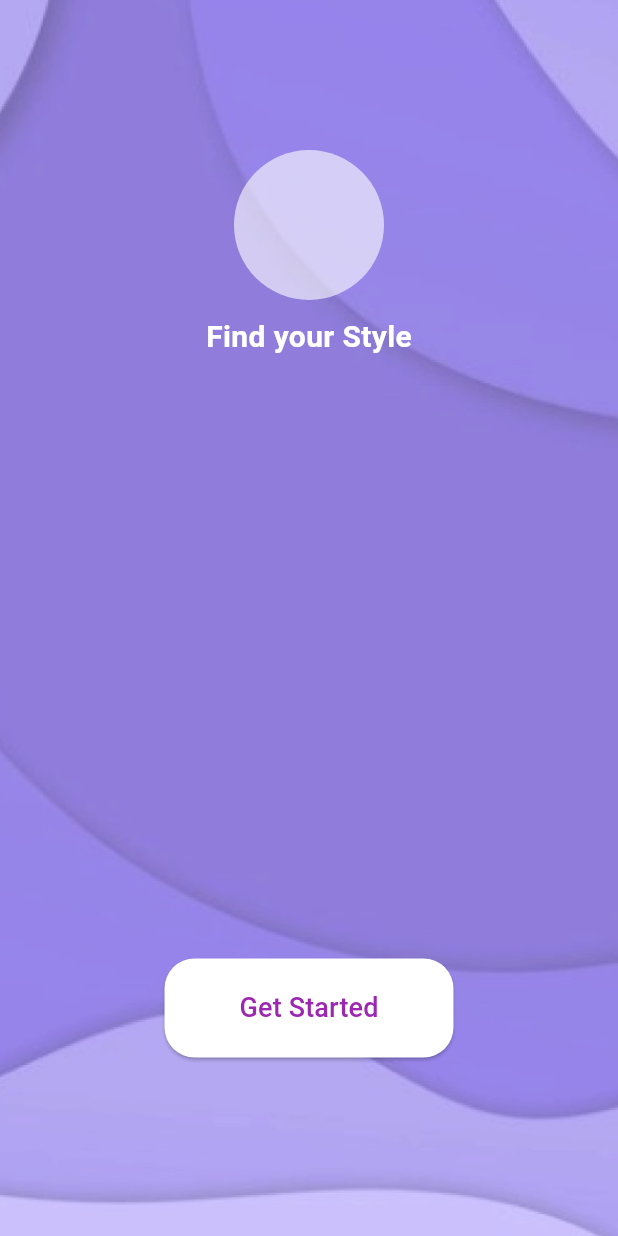
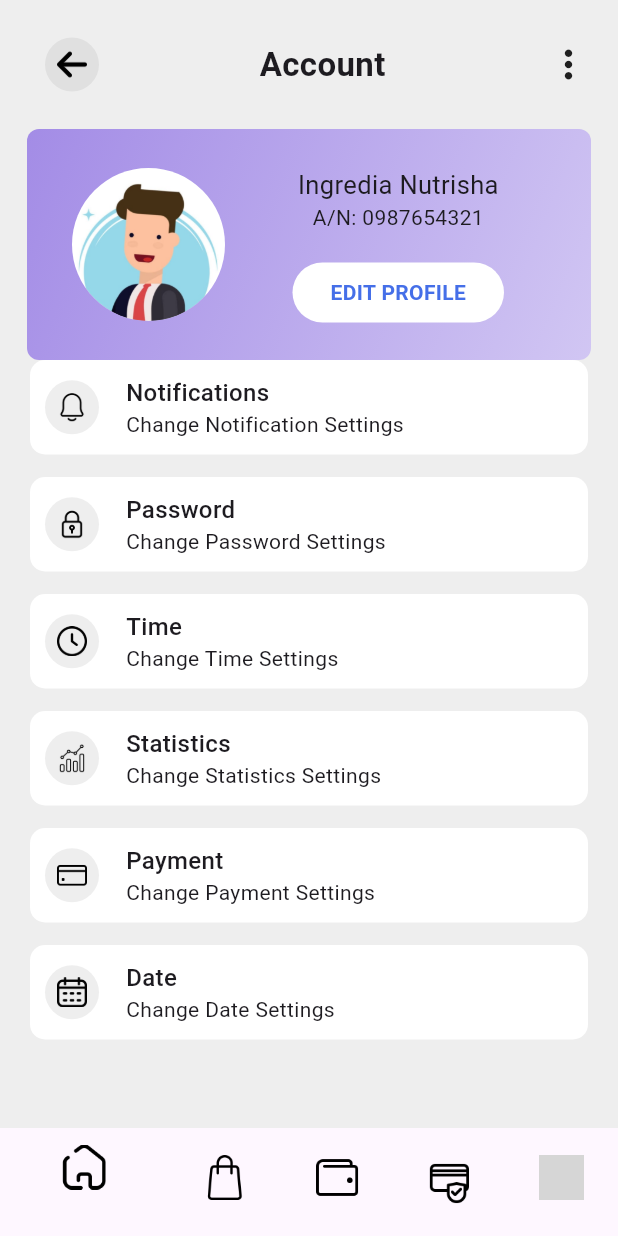
Before and after one commit to LasenSanvidu/bizmart, a Flutter app: the screen it shows after launch, on a phone screen of 412 x 824 dp. Run offline on Flutter 3.47's test engine with Material 3 defaults, Android fonts, the phone set to English and light mode, and no system bars; our stand-ins replace google_fonts; Roboto replaces fonts that are missing (Abel); grey boxes are pictures that could not be loaded.

Commit message:
Profile page added
Added Profile.dart,
Added profile_tiles.dart to components,
Added necessary images to assets folder and icons to Icons folder

on FEB 10

```diff
--- /dev/null
+++ b/lib/component/profile_tiles.dart
@@ -0,0 +1,82 @@
+import 'package:flutter/material.dart';
+
+class ProfileTiles extends StatefulWidget {
+  final String iconImgUrl;
+  final String title;
+  final String subtitle;
+  final Widget navigateTo;
+
+  const ProfileTiles({
+    super.key,
+    required this.iconImgUrl,
+    required this.title,
+    required this.subtitle,
+    required this.navigateTo,
+  });
+
+  @override
+  State<ProfileTiles> createState() => _ProfileTilesState();
+}
+
+class _ProfileTilesState extends State<ProfileTiles> {
+  bool _isHovered = false;
+
+  @override
+  Widget build(BuildContext context) {
+    return Padding(
+      padding: const EdgeInsets.only(left: 20, right: 20),
+      child: GestureDetector(
+        onTap: () {
+          Navigator.push(
+            context,
+            MaterialPageRoute(builder: (context) => widget.navigateTo),
+          );
+        },
+        child: MouseRegion(
+          onEnter: (_) => setState(() => _isHovered = true),
+          onExit: (_) => setState(() => _isHovered = false),
+          child: AnimatedContainer(
+            duration: Duration(milliseconds: 200),
+            padding: EdgeInsets.all(10),
+            decoration: BoxDecoration(
+              color: _isHovered ? Colors.grey[300] : Colors.white,
+              borderRadius: BorderRadius.circular(10),
+              boxShadow: _isHovered
+                ? [BoxShadow(color: Colors.black26, blurRadius: 10, spreadRadius: 1)]
+                : [],
+            ),
+            child: Row(
+              children: [
+                Container(
+                  padding: EdgeInsets.all(8),
+                  decoration: BoxDecoration(
+                    color: Colors.grey[200],
+                    shape: BoxShape.circle,
+                  ),
+                  child: Image.asset(
+                    widget.iconImgUrl,
+                    height: 20,
+                  ),
+                ),
+                SizedBox(width: 18),
+                Column(
+                  crossAxisAlignment: CrossAxisAlignment.start,
+                  children: [
+                    Text(
+                      widget.title,
+                      style: TextStyle(
+                        fontSize: 16,
+                        fontWeight: FontWeight.w500,
+                      ),
+                    ),
+                    Text(widget.subtitle),
+                  ],
+                )
+              ],
+            ),
+          ),
+        ),
+      ),
+    );
+  }
+}
--- a/lib/main.dart
+++ b/lib/main.dart
@@ -2,6 +2,7 @@ import 'package:flutter/material.dart';
 import 'package:myapp/login.dart';
 import 'package:myapp/welcomesecond.dart';
 import 'package:myapp/order_confirmed.dart';
+import 'package:myapp/profile.dart';
 
 void main() {
   runApp(
@@ -16,10 +17,11 @@ class MyApp extends StatelessWidget {
   Widget build(BuildContext context) {
     return const MaterialApp(
       debugShowCheckedModeBanner: false,
-      home: HomeScreen(),
+      //home: HomeScreen(),
       //home: Login(),
       //home: WelcomeSecond(),
       //home:OrderConfirmed(),
+      home: Profile(),
     );
   }
 }
--- /dev/null
+++ b/lib/profile.dart
@@ -0,0 +1,175 @@
+import 'package:flutter/material.dart';
+import 'package:google_fonts/google_fonts.dart';
+import 'package:myapp/component/profile_tiles.dart';
+import 'package:myapp/component/bottom_nav.dart';
+
+
+class Profile extends StatefulWidget {
+  const Profile({super.key});
+
+  @override
+  State<Profile> createState() => _ProfileState();
+}
+
+class _ProfileState extends State<Profile> {
+  @override
+  Widget build(BuildContext context) {
+    return Scaffold(
+      backgroundColor: Colors.grey[200],
+      body: Column(
+        children: [
+          // CUSTOM APP BAR
+          Padding(
+            padding: const EdgeInsets.only(left: 30.0, right: 18.0, top: 25, bottom: 25),
+            child: Row(
+              mainAxisAlignment: MainAxisAlignment.spaceBetween,
+              children: [
+              /*Image.asset(
+                'lib/Icons/arrow.png',
+                height: 25,
+                color: const Color.fromARGB(255, 157, 157, 157),
+                decoration: BoxDecoration(
+                  color: Colors.grey[200],
+                  shape: BoxShape.circle,
+                ),
+              ),*/
+                GestureDetector(
+                  onTap: () {
+                    Navigator.push(
+                      context,
+                      MaterialPageRoute(builder: (context) => Profile()),
+                    );
+                  },
+                  child: Container(
+                    padding: EdgeInsets.all(8),
+                    decoration: BoxDecoration(
+                      color: Colors.grey[300],
+                      shape: BoxShape.circle,
+                    ),
+                    child: Image.asset(
+                      'lib/Icons/arrow.png',
+                      height: 20,  // image height
+                      //color: const Color.fromARGB(255, 39, 39, 39),
+                    ),
+                  ),
+                ),
+                Text(
+                  'Account',
+                  style: GoogleFonts.abel(
+                    fontSize: 22,
+                    fontWeight: FontWeight.bold,
+                  ),
+                ),
+                GestureDetector(
+                  onTap: () {
+                    Navigator.push(
+                      context,
+                      MaterialPageRoute(builder: (context) => Profile()),
+                    );
+                  },
+                  child: Icon(
+                    Icons.more_vert_rounded,
+                    size: 30,
+                  ),
+                ),
+              ],
+            ),
+          ),
+
+          // purple BOX
+          Padding(
+            padding: const EdgeInsets.symmetric(horizontal: 18.0),
+            child: Container(
+              decoration: BoxDecoration(
+                borderRadius: BorderRadius.circular(8),
+                gradient: LinearGradient(
+                  colors: [Color(0xFFA38CE6), Color(0xFFD1C6F3)],
+                  begin: Alignment.topLeft,
+                  end: Alignment.bottomRight,
+                  stops: [0.0, 1.0],
+                ),
+              ),
+              child: Padding(
+                padding: const EdgeInsets.symmetric(vertical: 25),
+                child: Row(
+                  children: [
+                    Padding(
+                      padding: const EdgeInsets.only(left: 30),
+                      child: ClipOval(
+                        child: Image.asset(
+                          'assets/BUser.jpg',
+                          height: 102,
+                          width: 102,
+                          fit: BoxFit.cover,
+                        ),
+                      )
+                    ),
+                    SizedBox(width: 35,),
+                    Column(
+                      children: [
+                        Text('Ingredia Nutrisha', style: TextStyle(fontSize: 17),),
+                        Text('A/N: 0987654321'),
+                        SizedBox(height: 20),
+                        Padding(
+                          padding: const EdgeInsets.symmetric(horizontal: 10),
+                          child: GestureDetector(
+                            onTap: () {
+                              Navigator.push(
+                                context,
+                                MaterialPageRoute(builder: (context) => Profile()),
+                              );
+                            },
+                            child: Container(
+                              padding: EdgeInsets.all(10),
+                              width: 141,
+                              decoration: BoxDecoration(
+                                color: const Color(0xFFFFFFFF),
+                                borderRadius: BorderRadius.circular(50),
+                              ),
+                              child: Center(
+                                child: Text(
+                                  'EDIT PROFILE',
+                                  style: GoogleFonts.aBeeZee(
+                                    color: Color(0xFF456FE8),
+                                    fontWeight: FontWeight.bold,
+                                    fontSize: 14,
+                                  ),
+                                ),
+                              ),
+                            ),
+                          ),
+                        ),
+                      ],
+                    )
+                  ],
+                ),
+              ),
+            ),
+          ),
+          //SizedBox(height: 20,),
+
+          // LIST BOXES
+          Expanded(
+            child: ListView(
+              children: [
+                ProfileTiles(iconImgUrl: 'lib/Icons/notification.png', title: 'Notifications', subtitle: 'Change Notification Settings', navigateTo: Profile(),),
+                SizedBox(height: 15),
+                ProfileTiles(iconImgUrl: 'lib/Icons/password.png', title: 'Password', subtitle: 'Change Password Settings', navigateTo: Profile()),
+                SizedBox(height: 15),
+                ProfileTiles(iconImgUrl: 'lib/Icons/clock.png', title: 'Time', subtitle: 'Change Time Settings', navigateTo: Profile()),
+                SizedBox(height: 15),
+                ProfileTiles(iconImgUrl: 'lib/Icons/diagram.png', title: 'Statistics', subtitle: 'Change Statistics Settings', navigateTo: Profile()),
+                SizedBox(height: 15),
+                ProfileTiles(iconImgUrl: 'lib/Icons/credit-card.png', title: 'Payment', subtitle: 'Change Payment Settings', navigateTo: Profile()),
+                SizedBox(height: 15),
+                ProfileTiles(iconImgUrl: 'lib/Icons/calendar.png', title: 'Date', subtitle: 'Change Date Settings', navigateTo: Profile()),
+              ],
+            ),
+          ),
+
+          BottomNav(),
+        ],
+      ),
+    );
+  }
+}
--- a/pubspec.yaml
+++ b/pubspec.yaml
@@ -27,4 +27,5 @@ flutter:
   assets:
     - assets/
     - assets/ring_o.png
-    - lib/Icons/  # Store images inside assets/images/ folder
+    - assets/BUser.jpg
+    - lib/Icons/
```
Also changed, not shown: assets/BUser.jpg (added), lib/Icons/calendar.png (added), lib/Icons/clock.png (added), lib/Icons/credit-card.png (added), lib/Icons/diagram.png (added), lib/Icons/more.png (added), lib/Icons/notification.png (added), lib/Icons/password.png (added).
